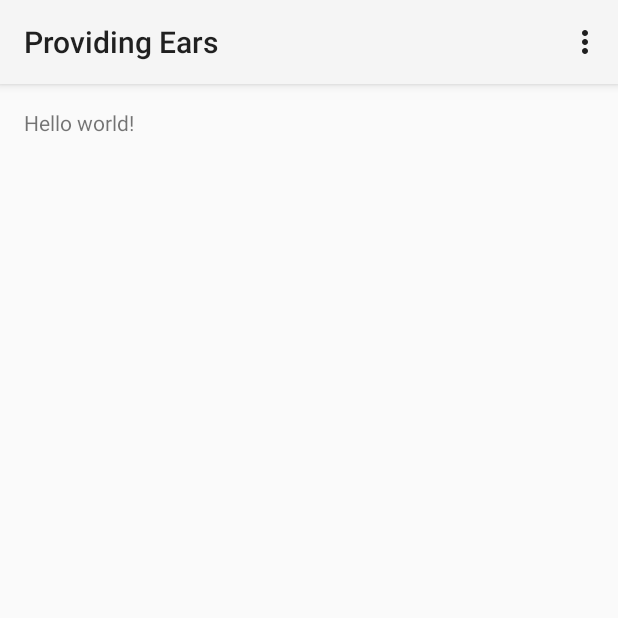
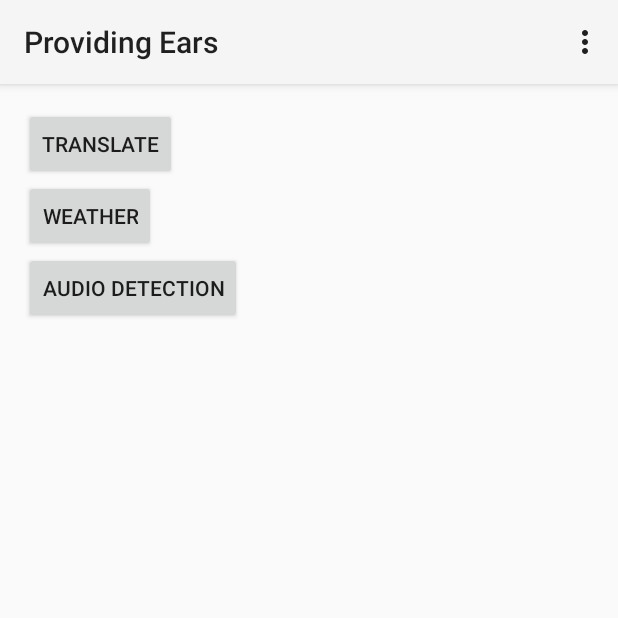
Before and after one commit to thekeenant/hearing-helper, an Android app: the screen it shows after launch (MainActivity), on a phone screen of 412 x 824 dp, the top half of it. Run offline under Robolectric (Android 15) with nearby library versions, the phone set to English and light mode, and no system bars.

Commit message:
Added activities: Audio, translate, Weather

```diff
--- a/app/src/main/res/layout/activity_main.xml
+++ b/app/src/main/res/layout/activity_main.xml
@@ -5,7 +5,30 @@
     android:paddingTop="@dimen/activity_vertical_margin"
     android:paddingBottom="@dimen/activity_vertical_margin" tools:context=".MainActivity">
 
-    <TextView android:text="@string/hello_world" android:layout_width="wrap_content"
-        android:layout_height="wrap_content" />
+    <Button
+        android:layout_width="wrap_content"
+        android:layout_height="wrap_content"
+        android:id="@+id/button"
+        android:layout_alignParentTop="true"
+        android:layout_alignParentStart="true"
+        android:text="Translate"
+        android:onClick="onTranslateClick" />
 
+    <Button
+        android:layout_width="wrap_content"
+        android:layout_height="wrap_content"
+        android:text="weather"
+        android:id="@+id/button2"
+        android:layout_below="@+id/button"
+        android:layout_alignParentStart="true"
+        android:onClick="onWeatherClick" />
+
+    <Button
+        android:layout_width="wrap_content"
+        android:layout_height="wrap_content"
+        android:text="Audio Detection"
+        android:id="@+id/button3"
+        android:layout_below="@+id/button2"
+        android:layout_alignParentStart="true"
+        android:onClick="onAudioClick" />
 </RelativeLayout>
--- a/app/src/main/res/values/strings.xml
+++ b/app/src/main/res/values/strings.xml
@@ -3,4 +3,6 @@
 
     <string name="hello_world">Hello world!</string>
     <string name="action_settings">Settings</string>
+    <string name="title_activity_weather">Weather</string>
+    <string name="title_activity_audio">Audio</string>
 </resources>
--- a/app/src/main/res/values/styles.xml
+++ b/app/src/main/res/values/styles.xml
@@ -2,7 +2,8 @@
 
     <!-- Base application theme. -->
     <style name="AppTheme" parent="android:Theme.Holo.Light.DarkActionBar">
-        <!-- Customize your theme here. -->
+        <item name="android:background">@android:color/black</item>
     </style>
 
+
 </resources>
```
Also changed, not shown: app/src/main/AndroidManifest.xml (+10 -0 lines), app/src/main/java/com/nocomment/providingears/Audio.java (added, +14 -0 lines), app/src/main/java/com/nocomment/providingears/MainActivity.java (+14 -0 lines), app/src/main/java/com/nocomment/providingears/Translate.java (added, +13 -0 lines), app/src/main/java/com/nocomment/providingears/Weather.java (added, +14 -0 lines), app/src/main/res/layout/activity_audio.xml (added, +10 -0 lines), app/src/main/res/layout/activity_translate.xml (added, +10 -0 lines), app/src/main/res/layout/activity_weather.xml (added, +10 -0 lines), settings.gradle (line endings or trailing spaces), 3 other files.
